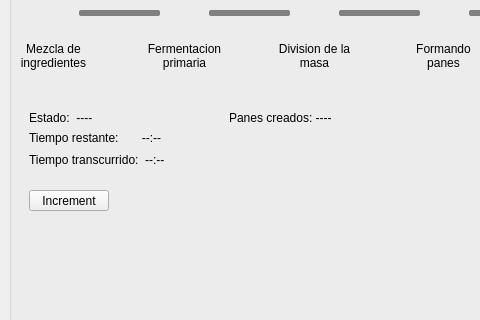
First picture: the form in src/ui/ui_forms/mainwindow.ui, repository richin13/bollo, before the edit; both pictures show x 0 to 480 and y 127 to 447 of the 1027 by 552 pixel window.
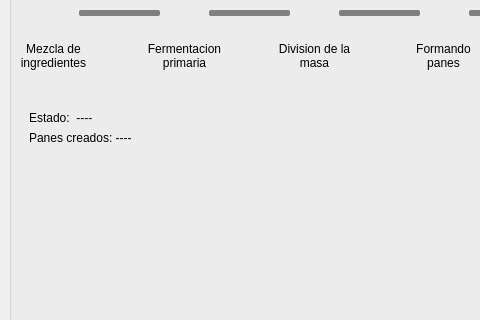
Second picture: the form after the edit. Icons and pictures are not drawn.

Diff of the .ui file:
```diff
--- a/src/ui/ui_forms/mainwindow.ui
+++ b/src/ui/ui_forms/mainwindow.ui
@@ -678,19 +678,6 @@
         <bool>true</bool>
        </property>
       </widget>
-      <widget class="QPushButton" name="incrementBtn">
-       <property name="geometry">
-        <rect>
-         <x>20</x>
-         <y>260</y>
-         <width>80</width>
-         <height>21</height>
-        </rect>
-       </property>
-       <property name="text">
-        <string>Increment</string>
-       </property>
-      </widget>
       <widget class="QLabel" name="statusLabel">
        <property name="geometry">
         <rect>
@@ -704,37 +691,11 @@
         <string>Estado:  ----</string>
        </property>
       </widget>
-      <widget class="QLabel" name="timeRemainingLabel">
-       <property name="geometry">
-        <rect>
-         <x>20</x>
-         <y>200</y>
-         <width>151</width>
-         <height>16</height>
-        </rect>
-       </property>
-       <property name="text">
-        <string>Tiempo restante:       --:--</string>
-       </property>
-      </widget>
-      <widget class="QLabel" name="elapsedTimeLabel">
-       <property name="geometry">
-        <rect>
-         <x>20</x>
-         <y>220</y>
-         <width>151</width>
-         <height>20</height>
-        </rect>
-       </property>
-       <property name="text">
-        <string>Tiempo transcurrido:  --:--</string>
-       </property>
-      </widget>
       <widget class="QLabel" name="createdBreadsLabel">
        <property name="geometry">
         <rect>
-         <x>220</x>
-         <y>180</y>
+         <x>20</x>
+         <y>200</y>
          <width>111</width>
          <height>16</height>
         </rect>
```
